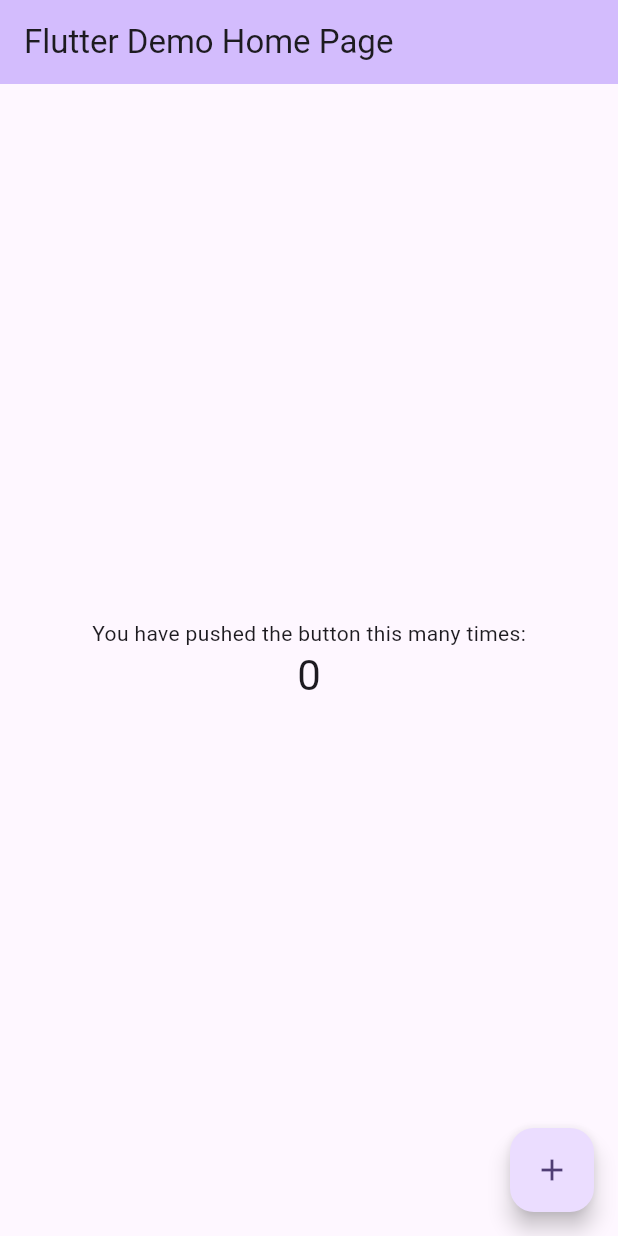
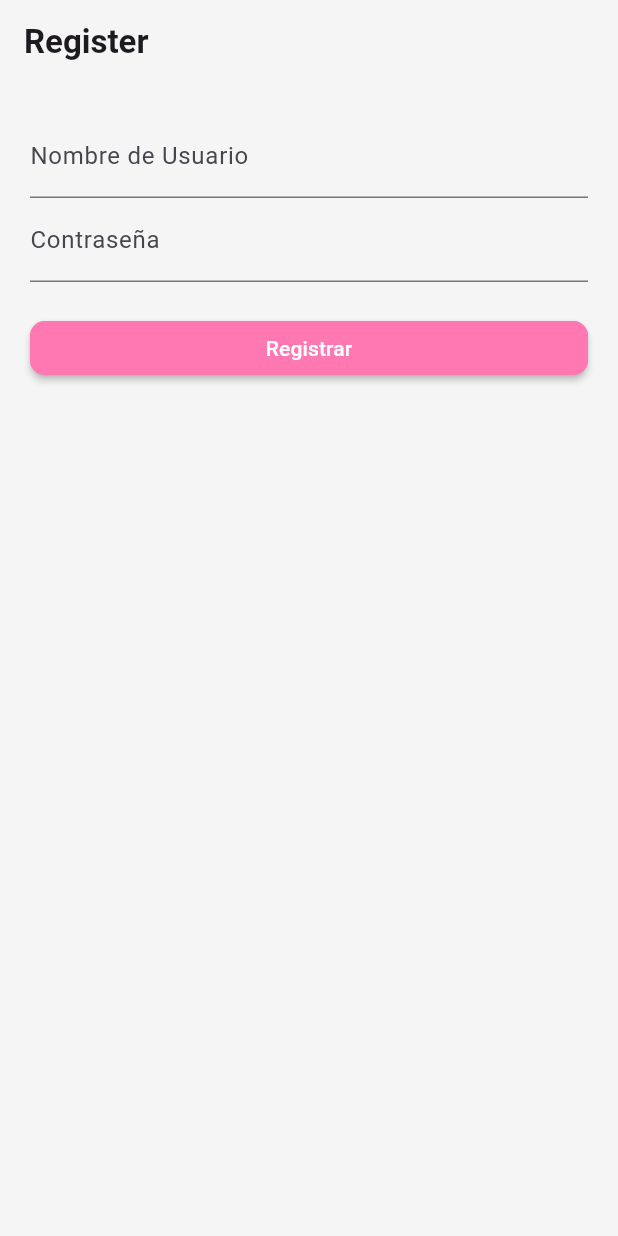
Before and after one commit to el-shago/HandsOnMobile, a Flutter app: the screen it shows after launch, on a phone screen of 412 x 824 dp. Run offline on Flutter 3.47's test engine with Material 3 defaults, Android fonts, the phone set to English and light mode, and no system bars.

Commit message:
Register avance

```diff
--- /dev/null
+++ b/lib/enums/Routes.dart
@@ -0,0 +1,8 @@
+enum Routes {
+  registerPage(route: '/register_page');
+
+
+  const Routes({required this.route});
+
+  final String route;
+}
--- a/lib/main.dart
+++ b/lib/main.dart
@@ -1,125 +1,29 @@
 import 'package:flutter/material.dart';
+import 'package:hands_on_flutter/presentation/RegisterPage.dart';
+import 'package:hands_on_flutter/enums/Routes.dart';
 
 void main() {
-  runApp(const MyApp());
+  runApp(const NavigatorPagesCetys());
 }
 
-class MyApp extends StatelessWidget {
-  const MyApp({super.key});
+class NavigatorPagesCetys extends StatelessWidget {
+  const NavigatorPagesCetys({super.key});
 
-  // This widget is the root of your application.
   @override
   Widget build(BuildContext context) {
     return MaterialApp(
-      title: 'Flutter Demo',
-      theme: ThemeData(
-        // This is the theme of your application.
-        //
-        // TRY THIS: Try running your application with "flutter run". You'll see
-        // the application has a purple toolbar. Then, without quitting the app,
-        // try changing the seedColor in the colorScheme below to Colors.green
-        // and then invoke "hot reload" (save your changes or press the "hot
-        // reload" button in a Flutter-supported IDE, or press "r" if you used
-        // the command line to start the app).
-        //
-        // Notice that the counter didn't reset back to zero; the application
-        // state is not lost during the reload. To reset the state, use hot
-        // restart instead.
-        //
-        // This works for code too, not just values: Most code changes can be
-        // tested with just a hot reload.
-        colorScheme: ColorScheme.fromSeed(seedColor: Colors.deepPurple),
-        useMaterial3: true,
-      ),
-      home: const MyHomePage(title: 'Flutter Demo Home Page'),
+      //home: FirstPageWidget(),
+
+       routes: {
+         Routes.registerPage.route: (context) {
+           final _aux = ModalRoute.of(context)!.settings.arguments as String;
+           return RegisterPage();//(userName: _aux);
+        },
+        Routes.registerPage.route: (context) => RegisterPage(),
+
+      },
+
+      initialRoute: Routes.registerPage.route,
     );
   }
 }
-
-class MyHomePage extends StatefulWidget {
-  const MyHomePage({super.key, required this.title});
-
-  // This widget is the home page of your application. It is stateful, meaning
-  // that it has a State object (defined below) that contains fields that affect
-  // how it looks.
-
-  // This class is the configuration for the state. It holds the values (in this
-  // case the title) provided by the parent (in this case the App widget) and
-  // used by the build method of the State. Fields in a Widget subclass are
-  // always marked "final".
-
-  final String title;
-
-  @override
-  State<MyHomePage> createState() => _MyHomePageState();
-}
-
-class _MyHomePageState extends State<MyHomePage> {
-  int _counter = 0;
-
-  void _incrementCounter() {
-    setState(() {
-      // This call to setState tells the Flutter framework that something has
-      // changed in this State, which causes it to rerun the build method below
-      // so that the display can reflect the updated values. If we changed
-      // _counter without calling setState(), then the build method would not be
-      // called again, and so nothing would appear to happen.
-      _counter++;
-    });
-  }
-
-  @override
-  Widget build(BuildContext context) {
-    // This method is rerun every time setState is called, for instance as done
-    // by the _incrementCounter method above.
-    //
-    // The Flutter framework has been optimized to make rerunning build methods
-    // fast, so that you can just rebuild anything that needs updating rather
-    // than having to individually change instances of widgets.
-    return Scaffold(
-      appBar: AppBar(
-        // TRY THIS: Try changing the color here to a specific color (to
-        // Colors.amber, perhaps?) and trigger a hot reload to see the AppBar
-        // change color while the other colors stay the same.
-        backgroundColor: Theme.of(context).colorScheme.inversePrimary,
-        // Here we take the value from the MyHomePage object that was created by
-        // the App.build method, and use it to set our appbar title.
-        title: Text(widget.title),
-      ),
-      body: Center(
-        // Center is a layout widget. It takes a single child and positions it
-        // in the middle of the parent.
-        child: Column(
-          // Column is also a layout widget. It takes a list of children and
-          // arranges them vertically. By default, it sizes itself to fit its
-          // children horizontally, and tries to be as tall as its parent.
-          //
-          // Column has various properties to control how it sizes itself and
-          // how it positions its children. Here we use mainAxisAlignment to
-          // center the children vertically; the main axis here is the vertical
-          // axis because Columns are vertical (the cross axis would be
-          // horizontal).
-          //
-          // TRY THIS: Invoke "debug painting" (choose the "Toggle Debug Paint"
-          // action in the IDE, or press "p" in the console), to see the
-          // wireframe for each widget.
-          mainAxisAlignment: MainAxisAlignment.center,
-          children: <Widget>[
-            const Text(
-              'You have pushed the button this many times:',
-            ),
-            Text(
-              '$_counter',
-              style: Theme.of(context).textTheme.headlineMedium,
-            ),
-          ],
-        ),
-      ),
-      floatingActionButton: FloatingActionButton(
-        onPressed: _incrementCounter,
-        tooltip: 'Increment',
-        child: const Icon(Icons.add),
-      ), // This trailing comma makes auto-formatting nicer for build methods.
-    );
-  }
-}
--- a/lib/presentation/RegisterPage.dart
+++ b/lib/presentation/RegisterPage.dart
@@ -0,0 +1,96 @@
+import 'package:flutter/material.dart';
+
+class RegisterPage extends StatefulWidget {
+  const RegisterPage({Key? key}) : super(key: key);
+
+  @override
+  State<RegisterPage> createState() => _RegisterPageState();
+}
+
+class _RegisterPageState extends State<RegisterPage> {
+  GlobalKey<FormState> keyFormLogin = GlobalKey<FormState>();
+
+  TextEditingController userName = TextEditingController();
+  TextEditingController password = TextEditingController();
+
+  @override
+  Widget build(BuildContext context) {
+    return Scaffold(
+      appBar: AppBar(
+        title: Text("Register",
+        style: TextStyle(
+          fontWeight: FontWeight.bold),
+        ),
+        backgroundColor: Color(0xFFF5F5F5),
+      ),
+      body: Container(
+        color: Color(0xFFF5F5F5), // Fondo gris
+        padding: EdgeInsets.all(20),
+        child: Form(
+          key: keyFormLogin,
+          child: ListView(
+            children: [
+              TextFormField(
+                controller: userName,
+                decoration: InputDecoration(
+                  labelText: 'Nombre de Usuario',
+                  // Cambiar el tipo de fuente
+                  labelStyle: TextStyle(fontFamily: 'Roboto'),
+                ),
+                validator: (value) {
+                  if (value == null || value.isEmpty) {
+                    return 'Nombre de usuario requerido';
+                  }
+                  return null;
+                },
+              ),
+              TextFormField(
+                controller: password,
+                decoration: InputDecoration(
+                  labelText: 'Contraseña',
+                  // Cambiar el tipo de fuente
+                  labelStyle: TextStyle(fontFamily: 'Roboto'),
+                ),
+                validator: (value) {
+                  if (value == null || value.isEmpty) {
+                    return 'Contraseña requerida';
+                  }
+                  return null;
+                },
+                obscureText: true,
+              ),
+              SizedBox(height: 20),
+              MaterialButton(
+                onPressed: () {
+                  if (keyFormLogin.currentState!.validate()) {
+                    print("Validar el usuario con su API");
+                    login();
+                  }
+                },
+                child: Text("Registrar"),
+                color: Color(0xFFFF78B2), // Color FF78B2
+                textColor: Colors.white,
+                shape: RoundedRectangleBorder(
+                  borderRadius: BorderRadius.circular(10),
+                  side: BorderSide(
+                      color: Color(
+                          0xFFFF78B2)), // También puedes utilizar el mismo color para el borde
+                ),
+              )
+            ],
+          ),
+        ),
+      ),
+    );
+  }
+
+  void login() {
+    bool validacion = true;
+    print("login");
+    print(userName.text);
+    print(password.text);
+    if (validacion) {
+      //Navigator.pushNamed(context, Routes.firstPage.route, arguments: userName.text);
+    }
+  }
+}
```
